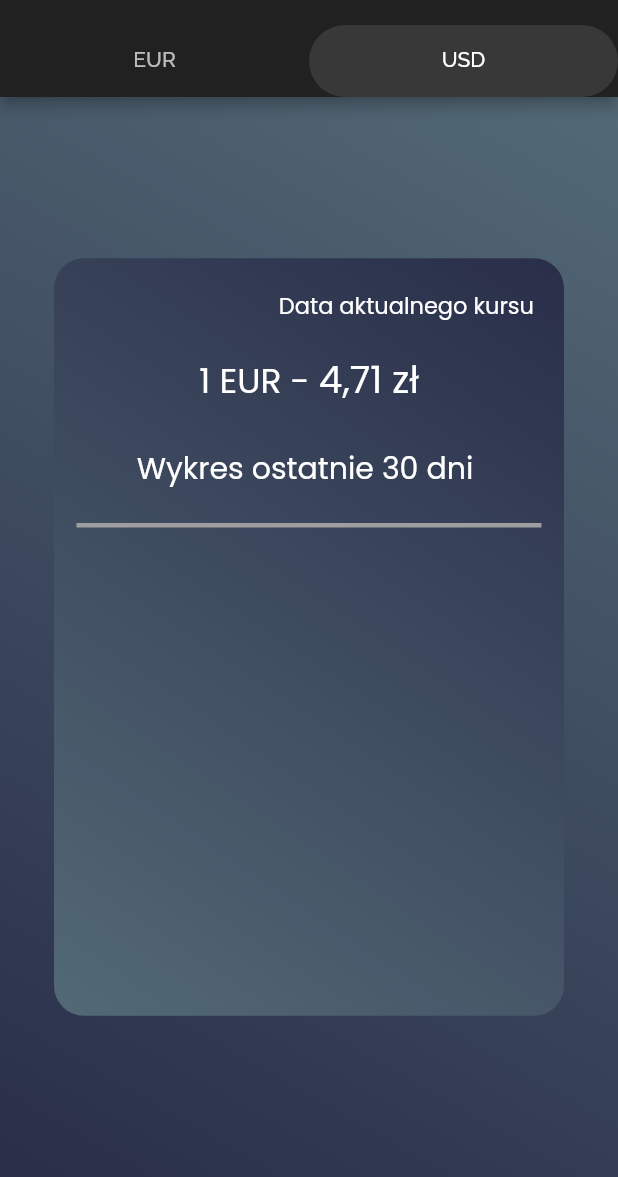
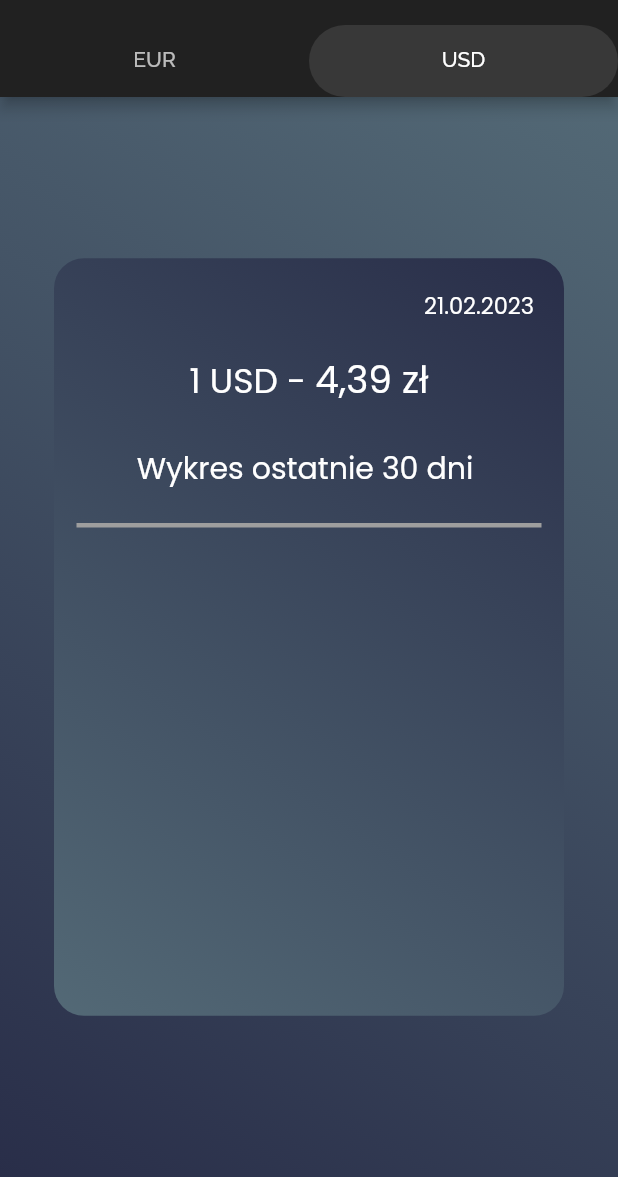
Before and after one commit to MarcelOwczarek/kursy_walut, a Flutter app: the screen it shows after launch, tab 2 chosen, on a phone screen of 412 x 824 dp, the part 59-1236 px from its top. Run offline on Flutter 3.47's test engine with Material 2 defaults, Android fonts, the phone set to English and light mode, and no system bars; our stand-ins replace google_fonts.

Commit message:
Tweak CurrencyContainer

```diff
--- a/lib/app/features/FirstPage.dart
+++ b/lib/app/features/FirstPage.dart
@@ -10,6 +10,10 @@ class FirstPage extends StatelessWidget {
 
   @override
   Widget build(BuildContext context) {
-    return const CurrencyContainer();
+    return const CurrencyContainer(
+      date: '21.02.2023',
+      exchange_rate: '4,71 zł',
+      currency_type: '1 EUR - ',
+    );
   }
 }
--- a/lib/app/features/SecondPage.dart
+++ b/lib/app/features/SecondPage.dart
@@ -10,6 +10,10 @@ class SecondPage extends StatelessWidget {
 
   @override
   Widget build(BuildContext context) {
-    return const CurrencyContainer();
+    return const CurrencyContainer(
+      date: '21.02.2023',
+      exchange_rate: '4,39 zł',
+      currency_type: '1 USD - ',
+    );
   }
 }
--- a/lib/app/widgets/CurrencyContainer.dart
+++ b/lib/app/widgets/CurrencyContainer.dart
@@ -1,4 +1,4 @@
-// ignore_for_file: file_names
+// ignore_for_file: file_names, non_constant_identifier_names
 
 import 'package:flutter/material.dart';
 import 'package:google_fonts/google_fonts.dart';
@@ -6,7 +6,14 @@ import 'package:google_fonts/google_fonts.dart';
 class CurrencyContainer extends StatelessWidget {
   const CurrencyContainer({
     super.key,
+    required this.date,
+    required this.exchange_rate,
+    required this.currency_type,
   });
+
+  final String date;
+  final String exchange_rate;
+  final String currency_type;
 
   @override
   Widget build(BuildContext context) {
@@ -38,12 +45,34 @@ class CurrencyContainer extends StatelessWidget {
             // Container content
             //
             child: Column(
-              children: const [
-                CurrentDate(),
-                CurrencyExchangeRate(),
-                SizedBox(height: 25),
-                Last30days(),
-                CustomDivider(),
+              children: [
+                // Current date
+                //
+                Align(
+                  alignment: Alignment.topRight,
+                  child: Padding(
+                    padding: const EdgeInsets.all(20),
+                    child: Text(date,
+                        style: GoogleFonts.poppins(
+                            color: Colors.white, fontSize: 15)),
+                  ),
+                ),
+                // Currency exchange rate
+                //
+                Row(
+                  mainAxisAlignment: MainAxisAlignment.center,
+                  children: [
+                    Text(currency_type,
+                        style: GoogleFonts.poppins(
+                            color: Colors.white, fontSize: 23)),
+                    Text(exchange_rate,
+                        style: GoogleFonts.poppins(
+                            color: Colors.white, fontSize: 25)),
+                  ],
+                ),
+                const SizedBox(height: 25),
+                const Last30days(),
+                const CustomDivider(),
               ],
             ),
           ),
@@ -84,46 +113,3 @@ class Last30days extends StatelessWidget {
         style: GoogleFonts.poppins(color: Colors.white, fontSize: 20));
   }
 }
-
-class CurrencyExchangeRate extends StatelessWidget {
-  const CurrencyExchangeRate({
-    super.key,
-  });
-
-  @override
-  Widget build(BuildContext context) {
-    return Row(
-      mainAxisAlignment: MainAxisAlignment.center,
-      children: [
-        Text(
-          '1 EUR - ',
-          style: GoogleFonts.poppins(color: Colors.white, fontSize: 23),
-        ),
-        Text(
-          '4,71 zł',
-          style: GoogleFonts.poppins(color: Colors.white, fontSize: 25),
-        ),
-      ],
-    );
-  }
-}
-
-class CurrentDate extends StatelessWidget {
-  const CurrentDate({
-    super.key,
-  });
-
-  @override
-  Widget build(BuildContext context) {
-    return Align(
-      alignment: Alignment.topRight,
-      child: Padding(
-        padding: const EdgeInsets.all(20),
-        child: Text(
-          'Data aktualnego kursu',
-          style: GoogleFonts.poppins(color: Colors.white, fontSize: 15),
-        ),
-      ),
-    );
-  }
-}
```
